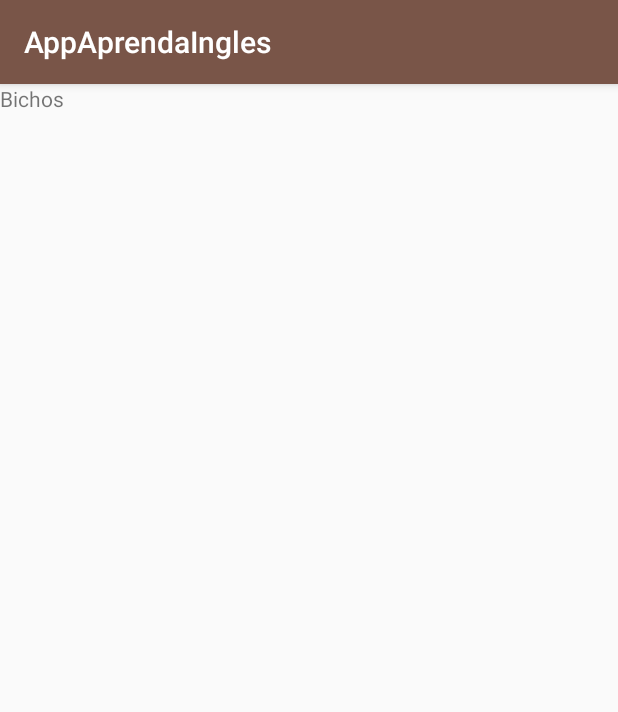
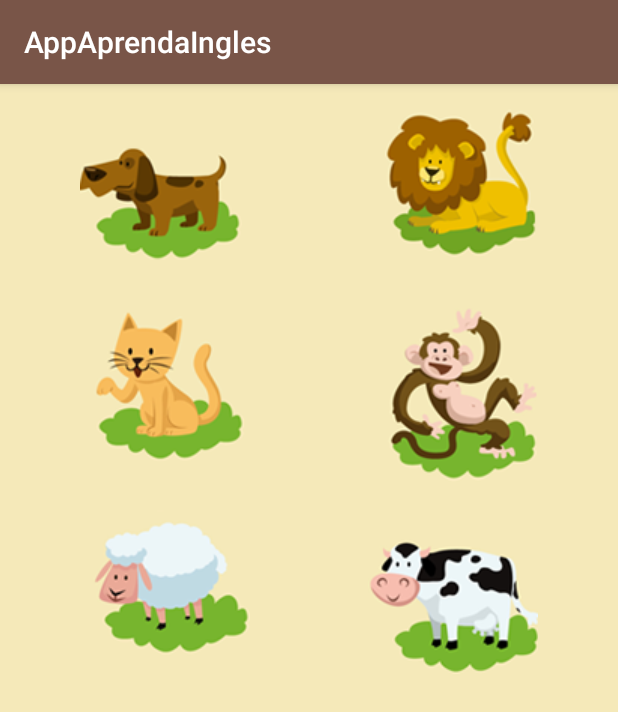
Before and after one commit to Gtssouza/AppAprendaIngles, an Android app: the fragment BichosFragment shown on its own in the app's theme, on a phone screen of 412 x 824 dp. Shown: the top 712 px of the screen. Run offline under Robolectric (Android 15) with nearby library versions, the light colour scheme and no system bars.

Commit message:
Finalizado Layouts dos fragments numeros e bichos

```diff
--- a/app/src/main/res/layout/fragment_bichos.xml
+++ b/app/src/main/res/layout/fragment_bichos.xml
@@ -1,14 +1,78 @@
 <?xml version="1.0" encoding="utf-8"?>
-<FrameLayout xmlns:android="http://schemas.android.com/apk/res/android"
+<androidx.constraintlayout.widget.ConstraintLayout xmlns:android="http://schemas.android.com/apk/res/android"
+    xmlns:app="http://schemas.android.com/apk/res-auto"
     xmlns:tools="http://schemas.android.com/tools"
     android:layout_width="match_parent"
     android:layout_height="match_parent"
+    android:background="@color/color_background"
     tools:context=".fragments.BichosFragment">
 
-    <!-- TODO: Update blank fragment layout -->
-    <TextView
-        android:layout_width="match_parent"
-        android:layout_height="match_parent"
-        android:text="Bichos" />
 
-</FrameLayout>
+    <androidx.constraintlayout.widget.Guideline
+        android:id="@+id/guideline"
+        android:layout_width="wrap_content"
+        android:layout_height="wrap_content"
+        android:orientation="vertical"
+        app:layout_constraintGuide_percent="0.13" />
+
+    <androidx.constraintlayout.widget.Guideline
+        android:id="@+id/guideline2"
+        android:layout_width="wrap_content"
+        android:layout_height="wrap_content"
+        android:orientation="vertical"
+        app:layout_constraintGuide_percent="0.87" />
+
+    <ImageView
+        android:id="@+id/imageView"
+        android:layout_width="wrap_content"
+        android:layout_height="wrap_content"
+        android:layout_marginTop="16dp"
+        android:src="@drawable/cao"
+        app:layout_constraintStart_toStartOf="@+id/guideline"
+        app:layout_constraintTop_toTopOf="parent" />
+
+    <ImageView
+        android:id="@+id/imageView2"
+        android:layout_width="wrap_content"
+        android:layout_height="wrap_content"
+        android:layout_marginTop="16dp"
+        android:src="@drawable/leao"
+        app:layout_constraintEnd_toStartOf="@+id/guideline2"
+        app:layout_constraintTop_toTopOf="parent" />
+
+    <ImageView
+        android:id="@+id/imageView3"
+        android:layout_width="wrap_content"
+        android:layout_height="wrap_content"
+        android:layout_marginTop="32dp"
+        android:src="@drawable/gato"
+        app:layout_constraintStart_toStartOf="@+id/guideline"
+        app:layout_constraintTop_toBottomOf="@+id/imageView" />
+
+    <ImageView
+        android:id="@+id/imageView4"
+        android:layout_width="wrap_content"
+        android:layout_height="wrap_content"
+        android:layout_marginTop="32dp"
+        android:src="@drawable/macaco"
+        app:layout_constraintEnd_toStartOf="@+id/guideline2"
+        app:layout_constraintTop_toBottomOf="@+id/imageView2" />
+
+    <ImageView
+        android:id="@+id/imageView5"
+        android:layout_width="wrap_content"
+        android:layout_height="wrap_content"
+        android:layout_marginTop="32dp"
+        android:src="@drawable/ovelha"
+        app:layout_constraintStart_toStartOf="@+id/guideline"
+        app:layout_constraintTop_toBottomOf="@+id/imageView3" />
+
+    <ImageView
+        android:id="@+id/imageView6"
+        android:layout_width="wrap_content"
+        android:layout_height="wrap_content"
+        android:layout_marginTop="16dp"
+        android:src="@drawable/vaca"
+        app:layout_constraintEnd_toStartOf="@+id/guideline2"
+        app:layout_constraintTop_toBottomOf="@+id/imageView4" />
+</androidx.constraintlayout.widget.ConstraintLayout>
--- a/app/src/main/res/values/colors.xml
+++ b/app/src/main/res/values/colors.xml
@@ -3,4 +3,5 @@
     <color name="colorPrimary">#795548</color>
     <color name="colorPrimaryDark">#5d4037</color>
     <color name="colorAccent">#a06451</color>
+    <color name="color_background">#F5E9B9</color>
 </resources>
```
Also changed, not shown: app/src/main/res/layout/fragment_numeros.xml (+71 -7 lines), app/src/main/res/layout/fragment_vogais.xml (+3 -7 lines).
